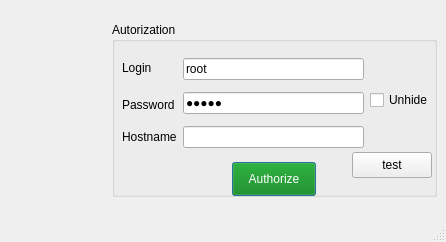
First picture: the form in loginwindow.ui, repository TiReks33/adb-explorer, before the edit.
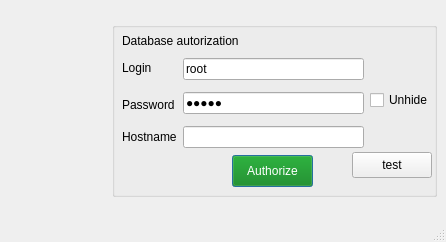
Second picture: the form after the edit. Icons and pictures are not drawn.

Patch:
```diff
--- a/loginwindow.ui
+++ b/loginwindow.ui
@@ -17,7 +17,10 @@
    </sizepolicy>
   </property>
   <property name="windowTitle">
-   <string>Database autorization</string>
+   <string>[A]DB Explorer</string>
+  </property>
+  <property name="styleSheet">
+   <string notr="true"/>
   </property>
   <widget class="QWidget" name="centralwidget">
    <layout class="QHBoxLayout" name="horizontalLayout_4">
@@ -73,8 +76,13 @@
           <height>175</height>
          </size>
         </property>
+        <property name="font">
+         <font>
+          <strikeout>false</strikeout>
+         </font>
+        </property>
         <property name="title">
-         <string>Autorization</string>
+         <string/>
         </property>
         <property name="alignment">
          <set>Qt::AlignLeading|Qt::AlignLeft|Qt::AlignTop</set>
@@ -83,9 +91,9 @@
          <property name="geometry">
           <rect>
            <x>120</x>
-           <y>140</y>
-           <width>84</width>
-           <height>34</height>
+           <y>133</y>
+           <width>81</width>
+           <height>32</height>
           </rect>
          </property>
          <property name="styleSheet">
@@ -182,6 +190,19 @@
           </item>
          </layout>
         </widget>
+        <widget class="QLabel" name="label_5">
+         <property name="geometry">
+          <rect>
+           <x>10</x>
+           <y>10</y>
+           <width>151</width>
+           <height>18</height>
+          </rect>
+         </property>
+         <property name="text">
+          <string>Database autorization</string>
+         </property>
+        </widget>
        </widget>
       </item>
      </layout>
```
